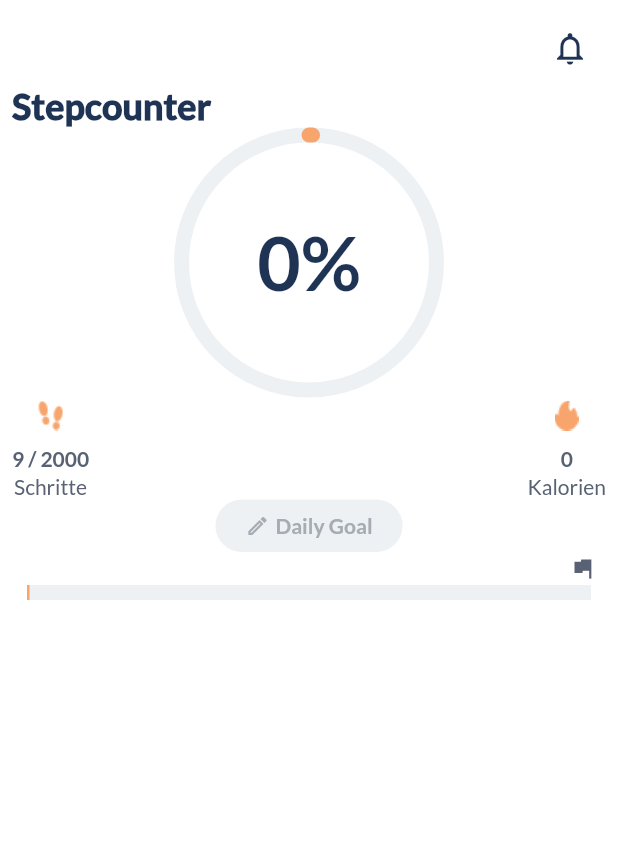
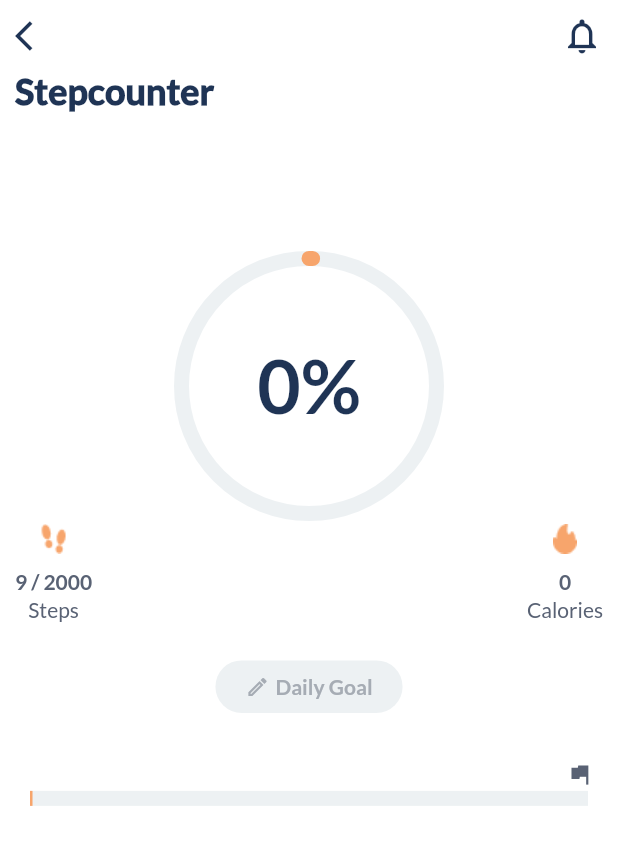
Before and after one commit to actranito/stepcounter, a Flutter app: the screen it shows after launch, on a phone screen of 412 x 824 dp. Shown: the top 845 px of the screen. Run offline on Flutter 3.47's test engine with Material 2 defaults, Android fonts, the phone set to English and light mode, and no system bars; drawn by our look-alikes of percent_indicator; our stand-ins replace bloc, equatable, flutter_bloc, flutter_local_notifications, hydrated_bloc, numberpicker and 1 more; missing offline and left inert: localstore.

Commit message:
Added stepcounterView. Minor design changes and comments added.

```diff
--- a/lib/constants/app_constants.dart
+++ b/lib/constants/app_constants.dart
@@ -54,4 +54,10 @@ class CustomTextStyles {
     color: AppColors.SOFT_BLUE,
     fontSize: 16.0,
   );
+
+  static const TextStyle SNACKBAR = TextStyle(
+    fontFamily: 'Lato',
+    color: Colors.white,
+    fontSize: 15.0,
+  );
 }
--- a/lib/main.dart
+++ b/lib/main.dart
@@ -5,17 +5,19 @@ import 'package:path_provider/path_provider.dart';
 import 'package:stepcounter/blocs/notifications_bloc/notifications_bloc.dart';
 import 'package:stepcounter/blocs/settings_bloc/settings_bloc.dart';
 import 'package:stepcounter/blocs/stepcounter_bloc/stepcounter_bloc.dart';
-import 'package:stepcounter/views/test_view.dart';
+import 'package:stepcounter/views/stepcounter_view.dart';
 import 'package:hydrated_bloc/hydrated_bloc.dart';
 import 'package:flutter/foundation.dart';
 import 'package:timezone/timezone.dart' as tz;
 import 'package:timezone/data/latest.dart' as tz;
 
+const NOTIFICATION_ID_8PM = 0;
+
 final FlutterLocalNotificationsPlugin flutterLocalNotificationsPlugin =
     FlutterLocalNotificationsPlugin();
 
 void main() async {
-  // Setting up the Hydrated Cubit storage
+  // Setting up the Hydrated BLoC storage
   WidgetsFlutterBinding.ensureInitialized();
   HydratedBloc.storage = await HydratedStorage.build(
     storageDirectory: kIsWeb
@@ -86,7 +88,7 @@ class _MyAppState extends State<MyApp> {
                           await cancelNotification();
                         }
                       },
-                      child: TestView(),
+                      child: StepcounterView(),
                     );
                   },
                 ));
@@ -96,6 +98,7 @@ class _MyAppState extends State<MyApp> {
     );
   }
 
+  // This method is used to set the notification for 8pm
   Future<void> setNotification() async {
     // Get the date for today at 8pm
     DateTime notificationTime = DateTime(
@@ -111,7 +114,7 @@ class _MyAppState extends State<MyApp> {
       notificationTime = notificationTime.add(Duration(days: 1));
     }
     flutterLocalNotificationsPlugin.zonedSchedule(
-      0,
+      NOTIFICATION_ID_8PM,
       'You haven\'t reached your daily goal yet',
       '4 hours left until the end of the day',
       tz.TZDateTime.from(notificationTime, tz.local),
@@ -125,8 +128,9 @@ class _MyAppState extends State<MyApp> {
     );
   }
 
+  // This method is used to cancel the 8pm notification
   Future<void> cancelNotification() async {
-    flutterLocalNotificationsPlugin.cancel(0);
+    flutterLocalNotificationsPlugin.cancel(NOTIFICATION_ID_8PM);
   }
 }
 
--- /dev/null
+++ b/lib/views/stepcounter_view.dart
@@ -0,0 +1,197 @@
+import 'package:flutter/material.dart';
+import 'package:stepcounter/blocs/settings_bloc/settings_bloc.dart';
+import 'package:stepcounter/blocs/stepcounter_bloc/stepcounter_bloc.dart';
+import 'package:stepcounter/constants/app_constants.dart';
+import 'package:stepcounter/constants/enums.dart';
+import 'package:stepcounter/models/stepcounter_data.dart';
+import 'package:stepcounter/views/set_daily_goal_view.dart';
+import 'package:stepcounter/widgets/custom_percent_indicator.dart';
+import 'package:stepcounter/widgets/custom_rounded_button.dart';
+import 'package:stepcounter/widgets/goal_counter.dart';
+import 'package:stepcounter/widgets/toggle_notifications_button.dart';
+import 'package:flutter_bloc/flutter_bloc.dart';
+
+/// This view is used to load and show the stepcounter information
+class StepcounterView extends StatelessWidget {
+  const StepcounterView({Key? key}) : super(key: key);
+
+  @override
+  Widget build(BuildContext context) {
+    return Scaffold(
+      backgroundColor: Colors.white,
+      // Add safe on the vertical margins only
+      body: SafeArea(
+        left: false,
+        right: false,
+        child: Padding(
+          padding: const EdgeInsets.all(10.0),
+          child: Column(
+            children: [
+              this._displayAppBar(),
+              Expanded(
+                child: Builder(builder: (context) {
+                  // Handle with state changes on the Stepcounter bloc here
+
+                  // Watch for changes in the StepcounterBloc
+                  StepcounterState stepcounterState =
+                      (context).watch<StepcounterBloc>().state;
+
+                  // if stepcounterState is Loading show loading
+                  // progress indicator
+                  if (stepcounterState is StepcounterLoading) {
+                    return Center(
+                      child: CircularProgressIndicator(
+                        color: AppColors.ORANGE,
+                      ),
+                    );
+
+                    // if stepcounterState is Loaded show info
+                  } else if (stepcounterState is StepcounterLoaded) {
+                    // Watch for changes in the dailyGoal varible
+                    int dailyGoal =
+                        (context).watch<SettingsBloc>().state.dailyGoal;
+
+                    // Get the stepcounterData from the state
+                    StepcounterData stepcounterData =
+                        stepcounterState.stepcounterData;
+                    return this._displayInfo(
+                      context: context,
+                      stepcounterData: stepcounterData,
+                      dailyGoal: dailyGoal,
+                    );
+                  }
+
+                  // if stepcounterState is Error show error
+                  else if (stepcounterState is StepcounterError) {
+                    return Center(
+                      child: Text('Error'),
+                    );
+
+                    // any other state show error message
+                  } else {
+                    return Center(
+                      child: Text('Error - Unknown state'),
+                    );
+                  }
+                }),
+              ),
+            ],
+          ),
+        ),
+      ),
+    );
+  }
+
+  /// This method is used to display the appBar of this view
+  Widget _displayAppBar() {
+    return Column(
+      children: [
+        Row(
+          mainAxisAlignment: MainAxisAlignment.spaceBetween,
+          children: [
+            Icon(
+              Icons.arrow_back_ios,
+              color: AppColors.DARK_BLUE,
+            ),
+            ToggleNotificationsButton(),
+          ],
+        ),
+        const SizedBox(height: 8.0),
+        Row(
+          // A row with an expanded container is used here
+          // to push the title to the left
+          children: [
+            Text(
+              'Stepcounter',
+              style: CustomTextStyles.TITLE,
+            ),
+            Expanded(child: Container()),
+          ],
+        ),
+      ],
+    );
+  }
+
+  /// This method is used to display the steps and calories info
+  Widget _displayInfo({
+    required BuildContext context,
+    required StepcounterData stepcounterData,
+    required int dailyGoal,
+  }) {
+    // Calculate the percetage of the daily steps in relation to the dailyGoal
+    double percent = stepcounterData.steps.toDouble() / dailyGoal;
+
+    return Column(
+      // There are two expanded empty Containers at the top and bottom of the
+      // Column. Their pusrpose is to display the info in the correct place.
+      // By setting the flex to 1 on the top Container and flex to 3 on the
+      // bottom container we are setting the info in the center top part of the
+      // screen with 1/3 of the space in the top and 2/3 of the space in the
+      // bottom
+      children: [
+        Expanded(
+          child: Container(),
+          flex: 1,
+        ),
+        CustomPercentIndicator(
+          percentIndicatorType: PercentIndicatorType.Circular,
+          percent: percent,
+        ),
+        Row(
+          mainAxisAlignment: MainAxisAlignment.spaceBetween,
+          children: [
+            GoalCounter(
+              icon: ImageIcon(
+                AssetImage(CustomIcons.STEPS),
+                color: AppColors.ORANGE,
+              ),
+              mainText: '${stepcounterData.steps} / $dailyGoal',
+              subText: 'Steps',
+            ),
+            GoalCounter(
+              icon: ImageIcon(
+                AssetImage(CustomIcons.FLAME),
+                color: AppColors.ORANGE,
+              ),
+              mainText: '${stepcounterData.calories}',
+              subText: 'Calories',
+            ),
+          ],
+        ),
+        const SizedBox(height: 25.0),
+        CustomRoundedButton(
+          icon: Icon(
+            Icons.edit_outlined,
+            color: AppColors.GRAY,
+            size: 16.0,
+          ),
+          text: 'Daily Goal',
+          onTap: () async {
+            // On pressed open a modalBottomSheet to select the dailyGoal
+            await showModalBottomSheet(
+                context: context,
+                builder: (_) {
+                  // Get the current dailyGoal value to pass it to the
+                  // SetDailyGoalView
+                  int currentDailyGoal =
+                      (context).read<SettingsBloc>().state.dailyGoal;
+                  return SetDailyGoalView(
+                    context: context,
+                    initialValue: currentDailyGoal,
+                  );
+                });
+          },
+        ),
+        const SizedBox(height: 30.0),
+        CustomPercentIndicator(
+          percent: percent,
+          percentIndicatorType: PercentIndicatorType.Linear,
+        ),
+        Expanded(
+          child: Container(),
+          flex: 3,
+        ),
+      ],
+    );
+  }
+}
--- a/lib/views/test_view.dart
+++ /dev/null
@@ -1,111 +0,0 @@
-import 'package:flutter/material.dart';
-import 'package:stepcounter/blocs/settings_bloc/settings_bloc.dart';
-import 'package:stepcounter/blocs/stepcounter_bloc/stepcounter_bloc.dart';
-import 'package:stepcounter/constants/app_constants.dart';
-import 'package:stepcounter/constants/enums.dart';
-import 'package:stepcounter/widgets/custom_percent_indicator.dart';
-import 'package:stepcounter/widgets/custom_rounded_button.dart';
-import 'package:stepcounter/widgets/goal_counter.dart';
-import 'package:stepcounter/widgets/toggle_notifications_button.dart';
-import 'package:flutter_bloc/flutter_bloc.dart';
-
-class TestView extends StatelessWidget {
-  const TestView({Key? key}) : super(key: key);
-
-  @override
-  Widget build(BuildContext context) {
-    return Scaffold(
-      backgroundColor: Colors.white,
-      body: SafeArea(
-        left: false,
-        right: false,
-        bottom: false,
-        child: Builder(builder: (context) {
-          StepcounterState stepcounterState =
-              (context).watch<StepcounterBloc>().state;
-
-          if (stepcounterState is StepcounterLoaded) {
-            // Watch for changes in the dailyGoal value
-            int dailyGoal = (context).watch<SettingsBloc>().state.dailyGoal;
-            int steps = stepcounterState.stepcounterData.steps;
-            int calories = stepcounterState.stepcounterData.calories;
-            double percent = steps.toDouble() / dailyGoal;
-
-            return Padding(
-              padding: const EdgeInsets.all(8.0),
-              child: Column(
-                //mainAxisAlignment: MainAxisAlignment.spaceAround,
-                children: [
-                  Row(
-                    children: [
-                      Expanded(
-                        child: Container(),
-                      ),
-                      ToggleNotificationsButton(),
-                    ],
-                  ),
-                  Row(
-                    children: [
-                      Text(
-                        'Stepcounter',
-                        style: CustomTextStyles.TITLE,
-                      ),
-                      Expanded(child: Container()),
-                    ],
-                  ),
-                  CustomPercentIndicator(
-                    percent: percent,
-                    percentIndicatorType: PercentIndicatorType.Circular,
-                  ),
-                  Row(
-                    mainAxisAlignment: MainAxisAlignment.spaceBetween,
-                    children: [
-                      GoalCounter(
-                        icon: ImageIcon(
-                          AssetImage(CustomIcons.STEPS),
-                          color: AppColors.ORANGE,
-                        ),
-                        mainText: '$steps / $dailyGoal',
-                        subText: 'Schritte',
-                      ),
-                      GoalCounter(
-                        icon: ImageIcon(
-                          AssetImage(CustomIcons.FLAME),
-                          color: AppColors.ORANGE,
-                        ),
-                        mainText: '$calories',
-                        subText: 'Kalorien',
-                      ),
-                    ],
-                  ),
-                  CustomRoundedButton(
-                    icon: Icon(
-                      Icons.edit_outlined,
-                      color: AppColors.GRAY,
-                      size: 16.0,
-                    ),
-                    text: 'Daily Goal',
-                    onTap: () {
-                      (context)
-                          .read<SettingsBloc>()
-                          .add(SetDailyGoalEvent(dailyGoal: dailyGoal + 100));
-                      print('Daily Goal pressed');
-                    },
-                  ),
-                  CustomPercentIndicator(
-                    percent: percent,
-                    percentIndicatorType: PercentIndicatorType.Linear,
-                  ),
-                ],
-              ),
-            );
-          } else {
-            return Center(
-              child: Text('Loading...'),
-            );
-          }
-        }),
-      ),
-    );
-  }
-}
--- a/lib/widgets/toggle_notifications_button.dart
+++ b/lib/widgets/toggle_notifications_button.dart
@@ -22,30 +22,38 @@ class ToggleNotificationsButton extends StatelessWidget {
         if (state.notificationsEnabled) {
           ScaffoldMessenger.of(context).showSnackBar(
             SnackBar(
-              content: Text('Notifications enabled'),
+              content: Text(
+                'Notifications enabled',
+                style: CustomTextStyles.SNACKBAR,
+              ),
+              backgroundColor: AppColors.GRAY,
               duration: Duration(seconds: 1),
             ),
           );
         } else {
           ScaffoldMessenger.of(context).showSnackBar(
             SnackBar(
-              content: Text('Notifications disabled'),
+              content: Text(
+                'Notifications disabled',
+                style: CustomTextStyles.SNACKBAR,
+              ),
+              backgroundColor: AppColors.GRAY,
               duration: Duration(seconds: 1),
             ),
           );
         }
       },
-      child: IconButton(
-        onPressed: () {
+      child: GestureDetector(
+        onTap: () {
           // Add the ToggleNotificationsEvent to the Settings bloc
           (context).read<SettingsBloc>().add(ToggleNotificationsEvent());
         },
-        icon: Icon(
+        child: Icon(
           showNotifications
               ? Icons.notifications_outlined
               : Icons.notifications_off_outlined,
           color: AppColors.DARK_BLUE,
-          size: 26.0,
+          size: 28.0,
         ),
       ),
     );
```
